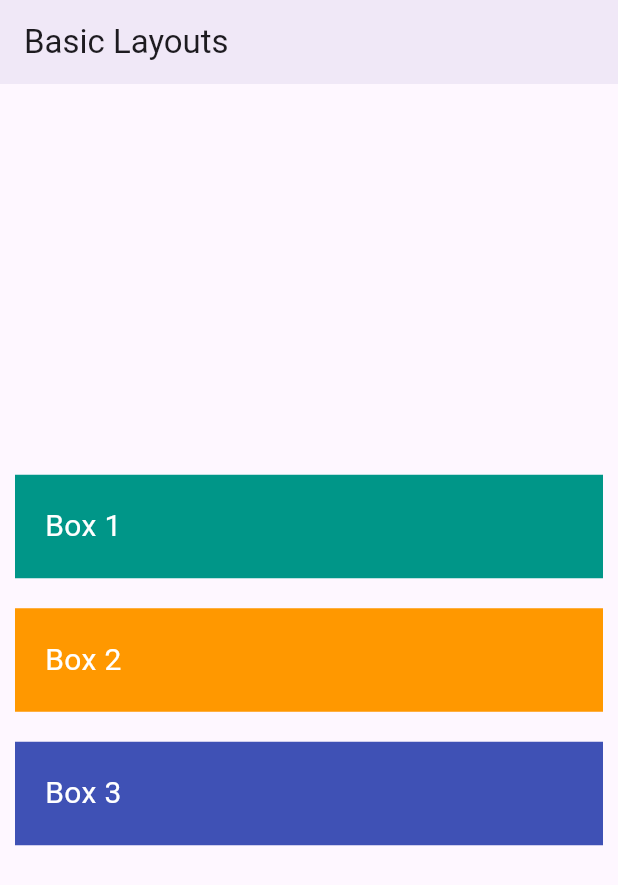
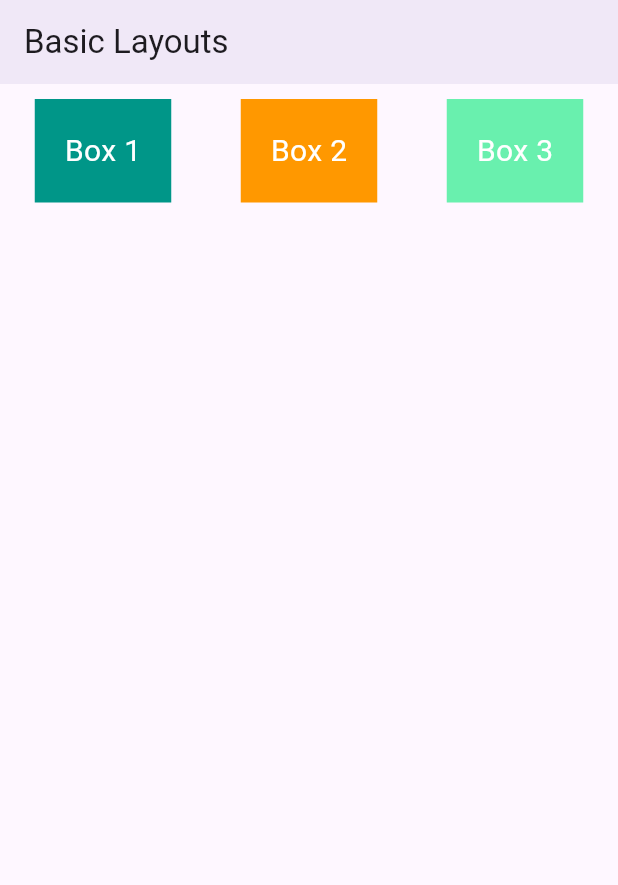
Before and after one commit to UnicomTIC-Jerobert/flutter-learning-journey, a Flutter app: the screen it shows after launch, on a phone screen of 412 x 824 dp. Shown: the top 885 px of the screen. Run offline on Flutter 3.47's test engine with Material 3 defaults, Android fonts, the phone set to English and light mode, and no system bars.

Commit message:
learned about Row

```diff
--- a/lib/main.dart
+++ b/lib/main.dart
@@ -29,24 +29,28 @@ class BasicLayoutScreen extends StatelessWidget {
 
   // In BasicLayoutScreen's build method
   @override
+  // In BasicLayoutScreen's build method
+  @override
   Widget build(BuildContext context) {
-    // A Column takes a list of widgets as its children.
-    return Column(
-      // MainAxisAlignment controls alignment along the main (vertical) axis.
-      // Try changing this to .start, .end, .center, .spaceAround, .spaceBetween
-      mainAxisAlignment: MainAxisAlignment.center,
+    // A Row works exactly like a Column, but horizontally.
+    return Row(
+      // MainAxisAlignment now controls horizontal alignment.
+      mainAxisAlignment: MainAxisAlignment.spaceAround,
 
-      // CrossAxisAlignment controls alignment along the cross (horizontal) axis.
-      // Try changing this to .start, .end, .center, .stretch
-      crossAxisAlignment: CrossAxisAlignment.stretch,
+      // CrossAxisAlignment now controls vertical alignment.
+      crossAxisAlignment: CrossAxisAlignment.center,
+
       children: [
-        // Let's create a reusable "box" widget for demonstration
         _buildBox('Box 1', Colors.teal),
         _buildBox('Box 2', Colors.orange),
-        _buildBox('Box 3', Colors.indigo),
+        _buildBox('Box 3', Colors.greenAccent),
+        // With a Row, you can easily get an "overflow" error if the
+        // children are too wide for the screen. We'll fix this next.
       ],
     );
   }
+
+  // ... keep the _buildBox helper method ...
 
   // Helper method to avoid repetitive code.
   // The leading underscore makes this method private to this file.
```
